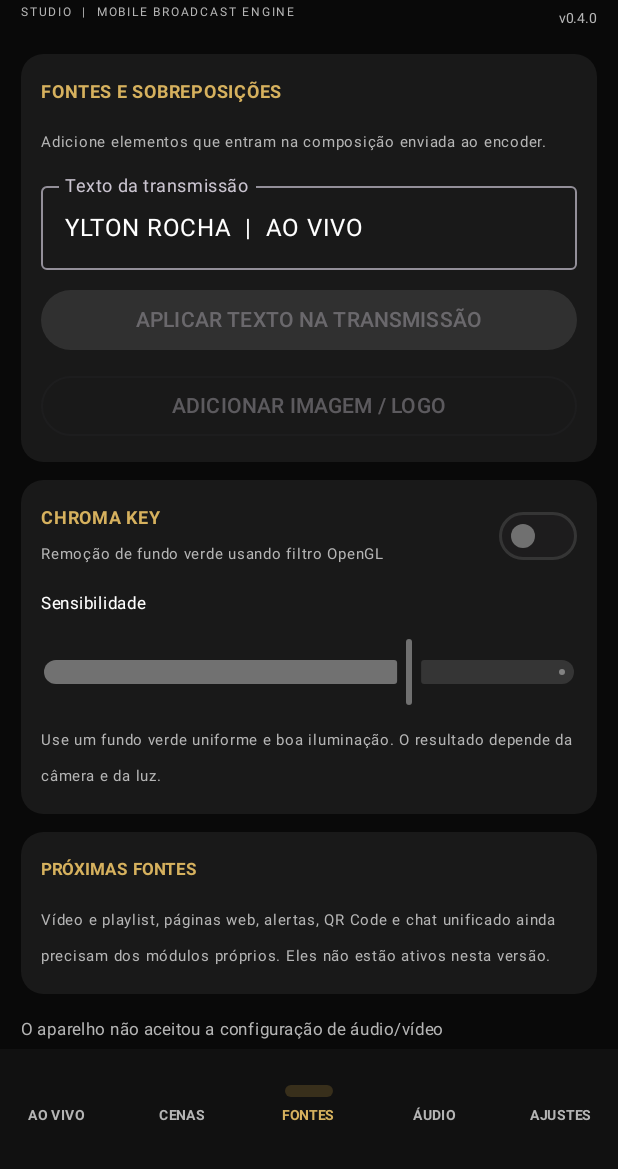
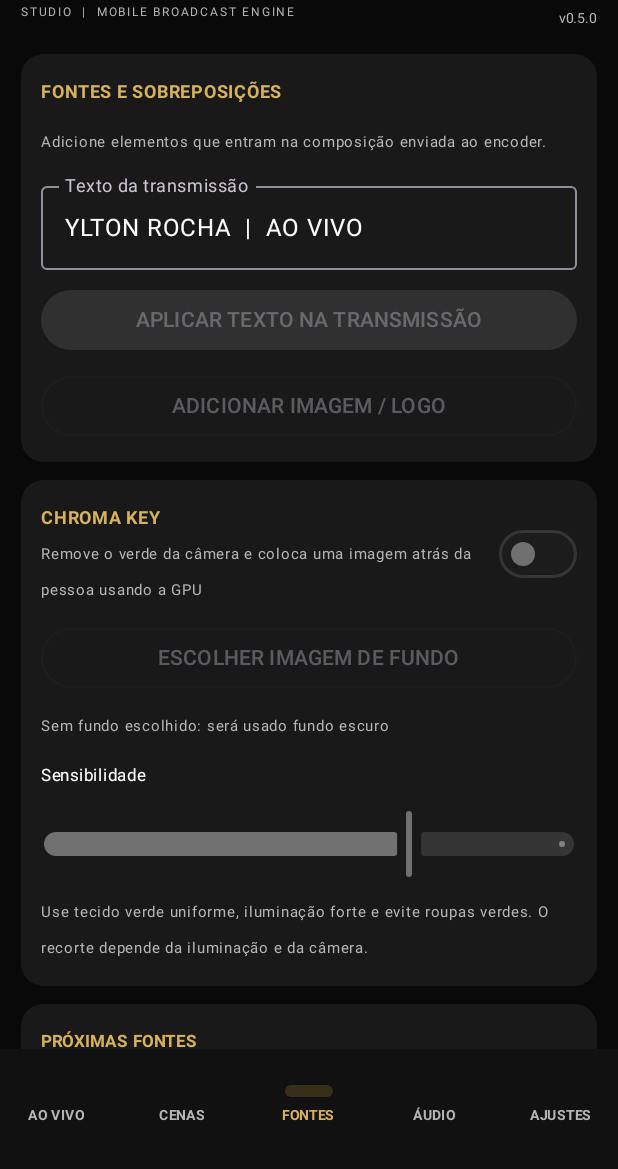
Before and after one commit to yltonrocha201436-glitc/LIVE-STUDIO, an Android app built with Jetpack Compose: the screen it shows after launch (MainActivity), item 3 of the bottom bar chosen, on a phone screen of 412 x 824 dp, the part 67-1236 px from its top. Run offline under Robolectric (Android 15) with nearby library versions, the phone set to English and light mode, and no system bars; libraries missing offline, so code that uses them is left out: com.pedro.common, com.pedro.encoder, com.pedro.library; 7 statements that could not run were skipped.

Commit message:
Add separate custom chroma background picker and update studio UI

```diff
--- a/app/src/main/java/com/novastream/studio/MainActivity.kt
+++ b/app/src/main/java/com/novastream/studio/MainActivity.kt
@@ -93,6 +93,7 @@ private fun NovaStreamApp(activity: MainActivity) {
     var bitrate by remember { mutableFloatStateOf(3.5f) }
     var muted by remember { mutableStateOf(false) }
     var imageLoaded by remember { mutableStateOf(false) }
+    var chromaBackgroundLoaded by remember { mutableStateOf(false) }
 
     val permissionLauncher = rememberLauncherForActivityResult(
         ActivityResultContracts.RequestMultiplePermissions()
@@ -115,6 +116,22 @@ private fun NovaStreamApp(activity: MainActivity) {
                 }
             } catch (error: Exception) {
                 activity.engineMessage = "Erro ao carregar imagem"
+            }
+        }
+    }
+
+    val chromaBackgroundPicker = rememberLauncherForActivityResult(ActivityResultContracts.GetContent()) { uri ->
+        if (uri != null) {
+            try {
+                val bitmap = context.contentResolver.openInputStream(uri)?.use { BitmapFactory.decodeStream(it) }
+                if (bitmap != null) {
+                    activity.engine?.setChromaBackground(bitmap)
+                    chromaBackgroundLoaded = true
+                } else {
+                    activity.engineMessage = "Não foi possível abrir o fundo escolhido"
+                }
+            } catch (error: Exception) {
+                activity.engineMessage = "Erro ao carregar o fundo do chroma"
             }
         }
     }
@@ -207,6 +224,8 @@ private fun NovaStreamApp(activity: MainActivity) {
                         onApplyText = { applyComposition() },
                         onPickImage = { imagePicker.launch("image/*") },
                         imageLoaded = imageLoaded,
+                        onPickChromaBackground = { chromaBackgroundPicker.launch("image/*") },
+                        chromaBackgroundLoaded = chromaBackgroundLoaded,
                         chroma = chroma,
                         onChromaChange = {
                             chroma = it
@@ -258,7 +277,7 @@ private fun Header(live: Boolean, recording: Boolean) {
         }
         Column(horizontalAlignment = Alignment.End) {
             StatusLabel(if (live) "AO VIVO" else if (recording) "GRAVANDO" else "ESTÚDIO", live || recording)
-            Text("v0.4.0", color = Muted, fontSize = 9.sp)
+            Text("v0.5.0", color = Muted, fontSize = 9.sp)
         }
     }
 }
@@ -428,6 +447,8 @@ private fun SourcesPage(
     onApplyText: () -> Unit,
     onPickImage: () -> Unit,
     imageLoaded: Boolean,
+    onPickChromaBackground: () -> Unit,
+    chromaBackgroundLoaded: Boolean,
     chroma: Boolean,
     onChromaChange: (Boolean) -> Unit,
     sensitivity: Float,
@@ -454,13 +475,23 @@ private fun SourcesPage(
         Row(Modifier.fillMaxWidth(), verticalAlignment = Alignment.CenterVertically) {
             Column(Modifier.weight(1f)) {
                 Text("CHROMA KEY", color = Gold, fontSize = 12.sp, fontWeight = FontWeight.Bold)
-                Text("Remoção de fundo verde usando filtro OpenGL", color = Muted, fontSize = 10.sp)
+                Text("Remove o verde da câmera e coloca uma imagem atrás da pessoa usando a GPU", color = Muted, fontSize = 10.sp)
             }
             Switch(checked = chroma, onCheckedChange = onChromaChange, enabled = engineReady)
         }
+        OutlinedButton(
+            onClick = onPickChromaBackground,
+            enabled = engineReady,
+            modifier = Modifier.fillMaxWidth()
+        ) {
+            Text(if (chromaBackgroundLoaded) "TROCAR FUNDO DO CHROMA" else "ESCOLHER IMAGEM DE FUNDO")
+        }
+        Text(if (chromaBackgroundLoaded) "Fundo personalizado carregado" else "Sem fundo escolhido: será usado fundo escuro",
+            color = Muted, fontSize = 10.sp)
         Text("Sensibilidade", color = Color.White, fontSize = 11.sp)
         Slider(value = sensitivity, onValueChange = onSensitivityChange, valueRange = 0.1f..1f, enabled = chroma && engineReady)
-        Text("Use um fundo verde uniforme e boa iluminação. O resultado depende da câmera e da luz.", color = Muted, fontSize = 10.sp)
+        Text("Use tecido verde uniforme, iluminação forte e evite roupas verdes. O recorte depende da iluminação e da câmera.",
+            color = Muted, fontSize = 10.sp)
     }
     StudioCard {
         Text("PRÓXIMAS FONTES", color = Gold, fontSize = 11.sp, fontWeight = FontWeight.Bold)
```
